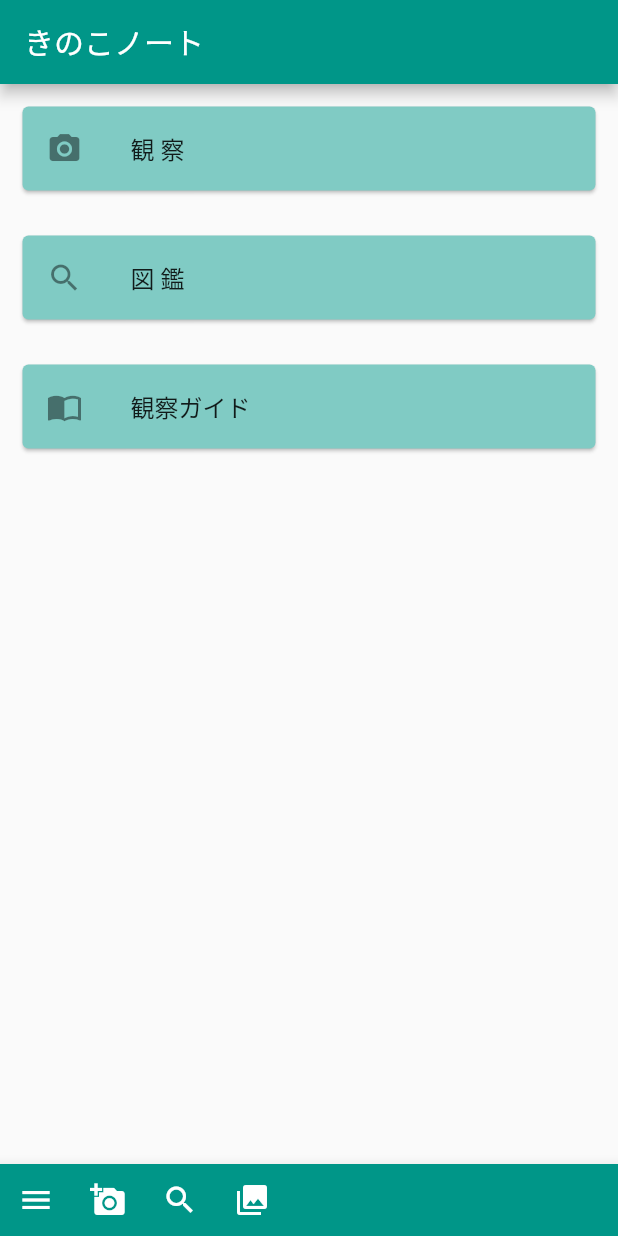
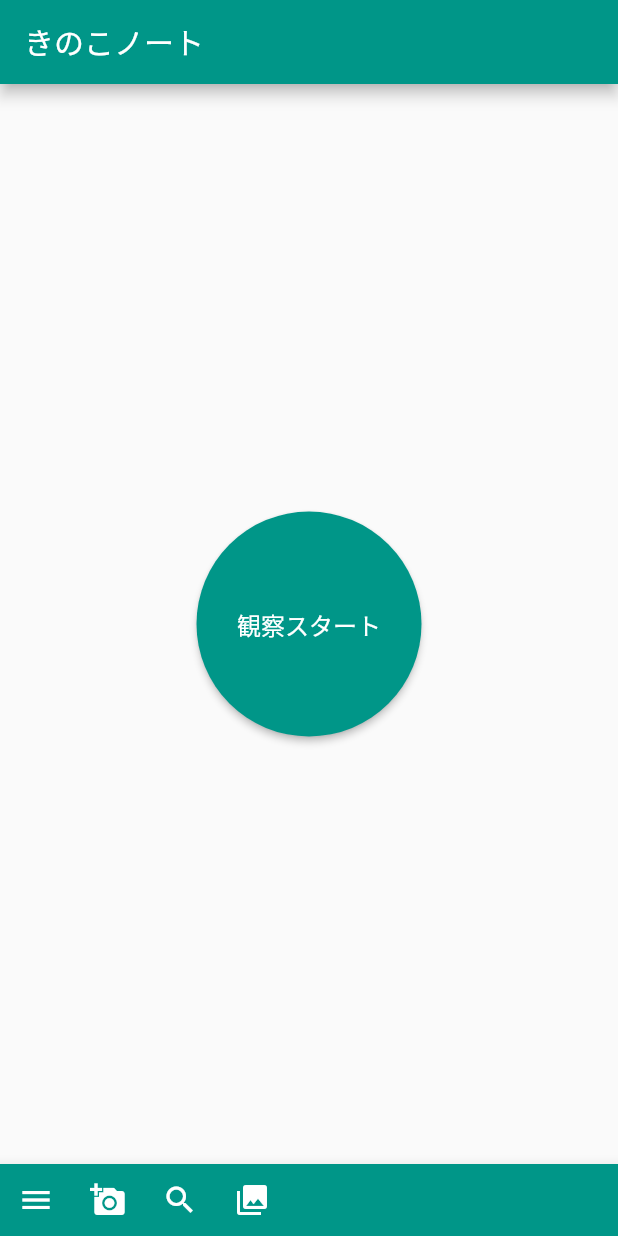
Before and after one commit to ikaru-25/kinoko_note, a Flutter app: the screen it shows after launch, on a phone screen of 412 x 824 dp. Run offline on Flutter 3.47's test engine with Material 2 defaults, Android fonts, the phone set to English and light mode, and no system bars; our stand-ins replace camera, carousel_slider, drift, firebase_auth, firebase_core, shared_preferences and 2 more; accounts and stored records are empty; generated files the repository leaves out were written again.

Commit message:
[メニュー画面]ui修正

```diff
--- a/lib/pages/menu_page.dart
+++ b/lib/pages/menu_page.dart
@@ -11,56 +11,31 @@ class MenuPage extends StatelessWidget {
         title: const Text('きのこノート'),
       ),
       body: Center(
-          child: ListView(
-        children: <Widget>[
-          GestureDetector(
-            onTap: () {
-              Navigator.push(context,
-                  MaterialPageRoute(builder: (context) => CameraPage()));
-            },
-            child: Card(
-              color: Colors.teal[200],
-              margin: const EdgeInsets.all(15),
-              child: ListTile(
-                leading: Icon(Icons.photo_camera),
-                title: Text("観 察"),
+        child: ElevatedButton(
+          child: const Text(
+            '観察スタート',
+            style: TextStyle(fontSize: 16),
+          ),
+          style: ElevatedButton.styleFrom(
+            fixedSize: Size(150, 150),
+            backgroundColor: Colors.teal,
+            foregroundColor: Colors.white,
+            shape: const CircleBorder(
+                // side: BorderSide(
+                //     // color: Colors.black,
+                //     // width: 200,
+                //     // style: BorderStyle.solid,
+                //     ),
                 ),
           ),
-          ),
-          GestureDetector(
-            onTap: () {
+          onPressed: () {
             Navigator.push(
               context,
-                MaterialPageRoute(builder: (context) => IndexPage()),
+              MaterialPageRoute(builder: (context) => CameraPage()),
             );
           },
-            child: Card(
-              color: Colors.teal[200],
-              margin: const EdgeInsets.all(15),
-              child: ListTile(
-                leading: Icon(Icons.search),
-                title: Text("図 鑑"),
         ),
       ),
-          ),
-          GestureDetector(
-            onTap: () {
-              Navigator.push(
-                context,
-                MaterialPageRoute(builder: (context) => IndexPage()),
-              );
-            },
-            child: Card(
-              color: Colors.teal[200],
-              margin: const EdgeInsets.all(15),
-              child: ListTile(
-                leading: Icon(Icons.import_contacts),
-                title: Text("観察ガイド"),
-              ),
-            ),
-          ),
-        ],
-      )),
       bottomNavigationBar: BottomNavigation(),
     );
   }
```
Lines whose indentation alone changed are shown as unchanged.
